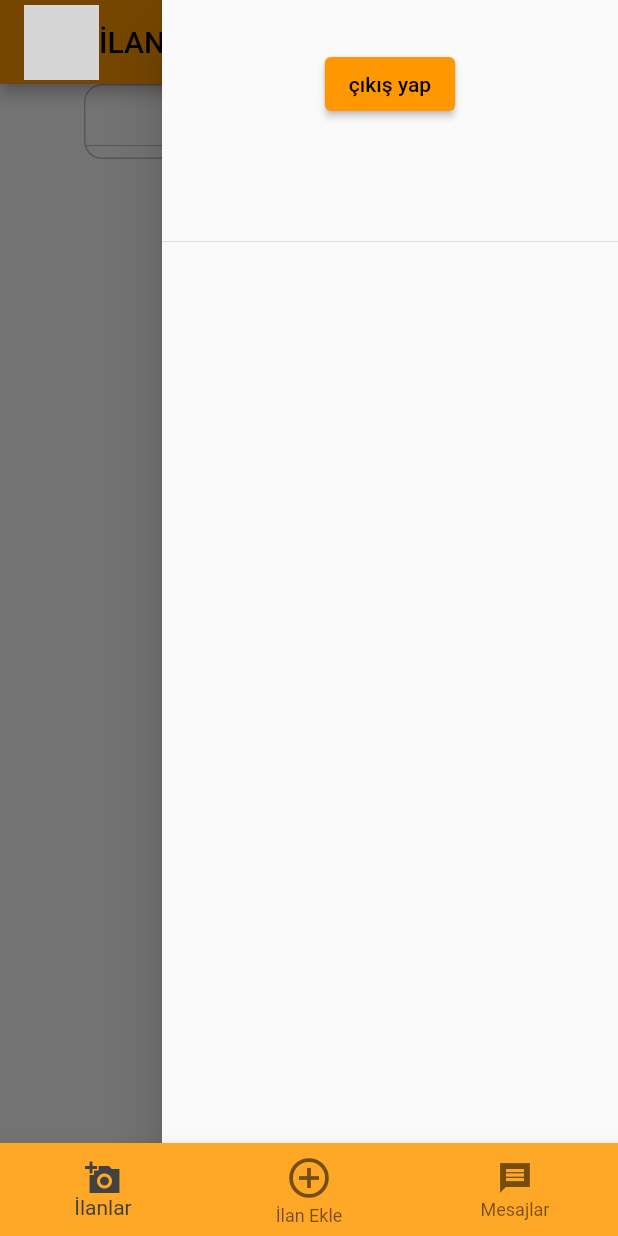
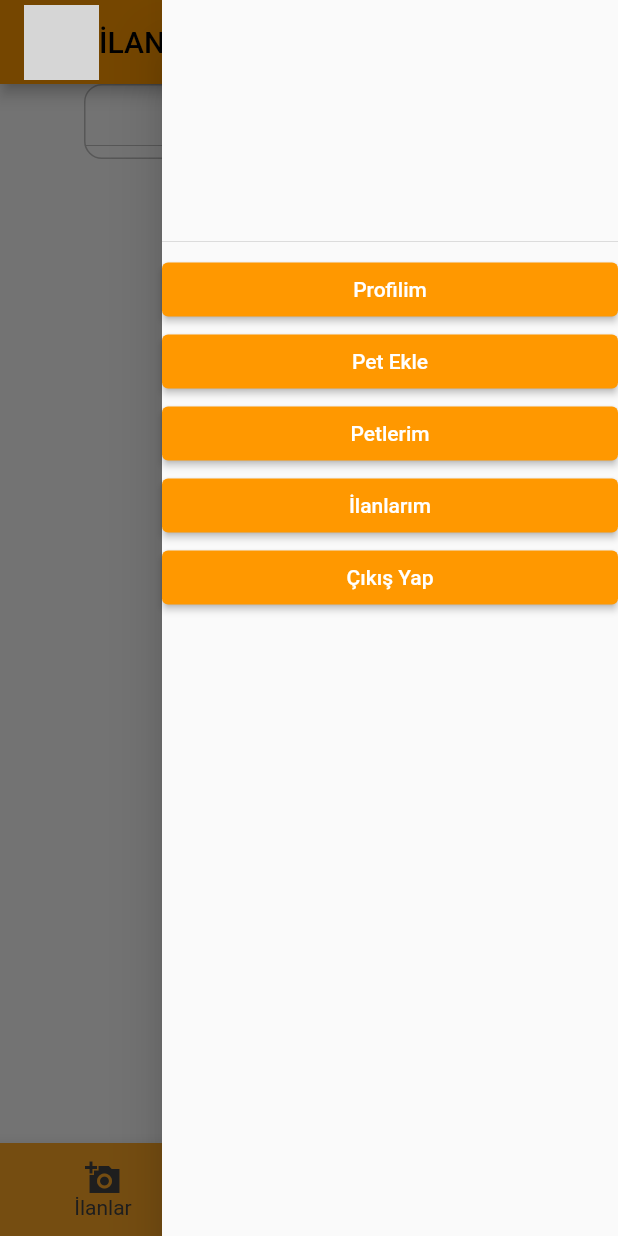
Before and after one commit to yunusturhan/PetBuddy, a Flutter app: the Anasayfa screen opened directly, item 2 of the bottom bar chosen, with the side drawer open, on a phone screen of 412 x 824 dp. Run offline on Flutter 3.47's test engine with Material 2 defaults, Android fonts, the phone set to English and light mode, and no system bars; our stand-ins replace cloud_firestore, email_validator, file_picker, firebase_auth, firebase_core, firebase_database and 4 more; missing offline and left inert: passwordfield; accounts and stored records are empty; grey boxes are pictures that could not be loaded.

Commit message:
Bitirme projesi

```diff
--- a/lib/model/petbilgi.dart
+++ b/lib/model/petbilgi.dart
@@ -2,14 +2,14 @@
 
 class PetBilgi {
   String id;
-  String kullanici_id;
+  String user_id;
   String ad;
   String resim;
   String turu;
   String cinsi;
   String cinsiyeti;
 
-  PetBilgi( {required this.id,required this.kullanici_id, required this.ad,required this.resim, required this.turu,required this.cinsi,required this.cinsiyeti});
+  PetBilgi( {required this.id,required this.user_id, required this.ad,required this.resim, required this.turu,required this.cinsi,required this.cinsiyeti});
 
 
 
@@ -17,7 +17,7 @@
   factory PetBilgi.fromSnapshot(DocumentSnapshot snapshot) {
     return PetBilgi(
       id: snapshot.id,
-      kullanici_id: snapshot["kullanici"],
+      user_id: snapshot["kullanici"],
       ad: snapshot["ad"],
       resim: snapshot["resim"],
       turu:snapshot["turu"],
--- a/lib/pages/anasayfa.dart
+++ b/lib/pages/anasayfa.dart
@@ -1,9 +1,18 @@
 
+import 'package:cloud_firestore/cloud_firestore.dart';
 import 'package:flutter/material.dart';
+import 'package:petbuddy/pages/giris_yap_sayfasi.dart';
 import 'package:petbuddy/pages/ilan_ekle.dart';
 import 'package:petbuddy/pages/ilanlar_sayfasi.dart';
+import 'package:petbuddy/pages/kullanici_ilanlari.dart';
+import 'package:petbuddy/pages/kullanici_petleri.dart';
+import 'package:petbuddy/pages/kullanici_profil_sayfasi.dart';
 import 'package:petbuddy/pages/mesajlar.dart';
 import 'package:petbuddy/pages/pet_ekle.dart';
+import 'package:petbuddy/service/auth_service.dart';
+import 'package:petbuddy/service/stroge_service.dart';
+import 'package:provider/src/provider.dart';
+import 'package:provider/provider.dart';
 class Anasayfa extends StatefulWidget {
   const Anasayfa({Key? key}) : super(key: key);
 
@@ -15,9 +24,123 @@
 
 class _AnasayfaState extends State<Anasayfa> {
 
+  final FirebaseFirestore _firestore = FirebaseFirestore.instance;
+  final StorageService storage = StorageService();
   @override
   Widget build(BuildContext context) {
+
+
+    CollectionReference KullaniciRef = _firestore.collection("Kullanici");
+
     return Scaffold(
+      endDrawer: Drawer(
+        child: ListView(
+          children: [
+            DrawerHeader(
+              child: Column(
+                children: [
+
+                  StreamBuilder<QuerySnapshot>(
+                      stream: KullaniciRef.where('user_id',isEqualTo:context.watch<AuthService>().user!.uid ).snapshots(),
+                      builder: (BuildContext context, AsyncSnapshot asyncSnapshot) {
+                        try {
+                          List<DocumentSnapshot> listedeDokumanSnapshot =asyncSnapshot.data.docs;
+
+
+                          return !asyncSnapshot.hasData ? CircleAvatar(backgroundImage: AssetImage("assets/images/petpati.png"),)
+                              : Flexible(
+                            child: ListView.builder(
+                                itemCount: listedeDokumanSnapshot.length,
+                                itemBuilder: (context, index) {
+
+                                  return Column(
+                                    children: [
+                                      CircleAvatar(radius: 60,backgroundImage: NetworkImage(listedeDokumanSnapshot[index].get('profil_resmi'),),),
+                                      Text('${listedeDokumanSnapshot[index].get('user_adi')}')
+                                    ],
+                                  );
+                                }),
+                          );
+                        } catch (e) {
+                          print("İnternetten veri gelene kadar beklenecek");
+                          return Center(child: LinearProgressIndicator());
+                        }
+                      }),
+                ],
+              ),
+            ),
+            ElevatedButton(
+              onPressed: () {
+                Navigator.of(context).push(MaterialPageRoute(builder: (context)=>ChangeNotifierProvider(
+                  create: (_)=>AuthService(),
+                  child: KullaniciProfili(),
+                )));
+              },
+              child: Text(
+                "Profilim",
+                style: TextStyle(
+                  color: Colors.white,
+                ),
+              ),
+            ),
+            ElevatedButton(
+              onPressed: () {
+                Navigator.of(context).push(MaterialPageRoute(
+                  builder: (context) => PetEkle(kullanici_id: context.watch<AuthService>().user!.uid),
+                ));
+              },
+              child: Text("Pet Ekle",
+                style: TextStyle(
+                  color: Colors.white,
+                ),),
+            ),
+            ElevatedButton(
+              onPressed: () {
+                Navigator.of(context).push(MaterialPageRoute(builder: (context)=>ChangeNotifierProvider(
+                  create: (_)=>AuthService(),
+                  child: Petlerim(),
+                )));
+
+              },
+              child: Text(
+                "Petlerim",
+                style: TextStyle(
+                  color: Colors.white,
+                ),
+              ),
+            ),ElevatedButton(
+              onPressed: () {
+                Navigator.of(context).push(MaterialPageRoute(builder: (context)=>ChangeNotifierProvider(
+                  create: (_)=>AuthService(),
+                  child: KullaniciIlanlar(),
+                )));
+              },
+              child: Text(
+                "İlanlarım",
+                style: TextStyle(
+                  color: Colors.white,
+                ),
+              ),
+            ),
+
+
+            ElevatedButton(
+              onPressed: () async {
+                await context.read<AuthService>().signOut();
+                Navigator.of(context).push(MaterialPageRoute(
+                  builder: (context) => ChangeNotifierProvider(
+                      create: (_) => AuthService(),
+                      child: GirisYapSayfasi()),
+                ));
+              },
+              child: Text("Çıkış Yap",
+                style: TextStyle(
+                  color: Colors.white,
+                ),),
+            ),
+          ],
+        ),
+      ),
       body: sayfaList[sayfaIndex],
       bottomNavigationBar: BottomNavigationBar(
         backgroundColor: Colors.orange.shade400,
--- a/lib/pages/ilan_ekle.dart
+++ b/lib/pages/ilan_ekle.dart
@@ -33,7 +33,7 @@
     CollectionReference ilanlarRef = _firestore.collection("ilanlar");
     CollectionReference PetlerRef = _firestore.collection("Petler");
     String? secilenPet="adf";
-    List<String>? petlerList=["1","2","3"];
+    List<String>? petlerList=["1","2","3","4","5","6",];
     return Scaffold(
       appBar: AppBar(
         title: Row(
@@ -68,7 +68,6 @@
       body: Center(
         child:Column(
           children: [
-
             Container(
               width: 300,
               decoration: BoxDecoration(borderRadius: BorderRadius.circular(12),border: Border.all(color: Colors.grey.shade400)),
@@ -78,8 +77,27 @@
                 icon: Icon(Icons.keyboard_arrow_down),
                 items:petlerList.map((String items) {
                   return DropdownMenuItem(
-                      value: items,
-                      child: Text(items)
+                      value: secilenPet,
+                      child: StreamBuilder<QuerySnapshot>(
+                        stream: PetlerRef.where('user_id',isEqualTo: '${context.watch<AuthService>().user!.uid}').snapshots(),
+                        builder:(BuildContext context, AsyncSnapshot asyncSnapshot){
+                          try {
+                            List<DocumentSnapshot> listedeDokumanSnapshot =asyncSnapshot.data.docs;
+                            return !asyncSnapshot.hasData ? Center(child: CircularProgressIndicator())
+                                : Flexible(
+                              child: ListView.builder(
+                                  itemCount: listedeDokumanSnapshot.length,
+                                  itemBuilder: (context, index) {
+                                    petlerList.add(listedeDokumanSnapshot[index].get('ad'));
+                                    return Text(listedeDokumanSnapshot[index].get('ad'));
+                                  }),
+                            );
+                          }catch(e){
+                            print("hata $e");
+                            return Center(child: LinearProgressIndicator(),);
+                          }
+                        } ,
+                      ),
                   );
                 }
                 ).toList(),
@@ -94,13 +112,10 @@
 
 
             StreamBuilder<QuerySnapshot>(
-              stream: PetlerRef.where('kullanici_id',isEqualTo: '${context.watch<AuthService>().user!.uid}').snapshots(),
+              stream: PetlerRef.where('user_id',isEqualTo: '${context.watch<AuthService>().user!.uid}').snapshots(),
               builder:(BuildContext context, AsyncSnapshot asyncSnapshot){
                 try {
                   List<DocumentSnapshot> listedeDokumanSnapshot =asyncSnapshot.data.docs;
-                  petlerList.add("value");
-
-
                   return !asyncSnapshot.hasData ? Center(child: CircularProgressIndicator())
                       : Flexible(
                     child: ListView.builder(
@@ -124,24 +139,6 @@
                                   "${listedeDokumanSnapshot[index].get('ad')}",
                                   style: TextStyle(fontSize: 18),
                                 ),
-
-                                Row(
-                                  children: [
-                                    Container(
-                                      height: 150,
-                                      width: 150,
-                                      decoration: BoxDecoration(
-                                          border: Border.all(width: 1),
-                                          borderRadius: BorderRadius.all(
-                                              Radius.circular(10)),
-                                          color: Colors.white),
-                                      margin: EdgeInsets.all(5),
-                                      child: Image.network('${listedeDokumanSnapshot[index].get("resim")}',width: 150,height: 150,),
-                                    ),
-
-                                  ],
-                                ),
-
                               ],
                             ),
                           );
--- a/lib/pages/karsilama_sayfasi.dart
+++ b/lib/pages/karsilama_sayfasi.dart
@@ -16,6 +16,8 @@
     return Scaffold(
       //appBar: AppBar(title: Column(children: [Text("Artık Sende PetBuddylisin")],mainAxisAlignment: MainAxisAlignment.center,),),
       body: Center(
+        child: Container(padding: EdgeInsets.all(5),
+          margin: EdgeInsets.all(5),
           child: Column(
             crossAxisAlignment: CrossAxisAlignment.center,
             children: [
@@ -23,7 +25,7 @@
               Row(mainAxisAlignment: MainAxisAlignment.center,children:[Text("Başlamadan önce bunları okumalısın ",style: TextStyle(fontSize: 18,fontWeight: FontWeight.bold),),Icon(Icons.sentiment_satisfied_outlined,size: 26,)], ),
               SizedBox(height: 50,),
               Row(mainAxisAlignment: MainAxisAlignment.center,children:[Text("Bu uygulama ;")], ),
-            Row(mainAxisAlignment: MainAxisAlignment.center,children:[Text("evcil hayvanları olan insanları bir araya getirmeyi amaçlayan")], ),
+              Row(mainAxisAlignment: MainAxisAlignment.center,children:[Text("Evcil hayvanları olan insanları bir araya getirmeyi amaçlayan")], ),
               Row(mainAxisAlignment: MainAxisAlignment.center,children:[Text("özünde bilgisayar mühendisliği bitirme projesidir.")], ),
               Row(mainAxisAlignment: MainAxisAlignment.center,children:[Text("Hiçbir ticari amaç beslenmemektedir.")], ),
               SizedBox(height: 20,),
@@ -34,6 +36,7 @@
 
 
             ],
+          ),
         ),
       ),floatingActionButton: FloatingActionButton.extended(
       label: Text("Kabul ediyorum"),onPressed: (){
--- a/lib/pages/kullanici_petleri.dart
+++ b/lib/pages/kullanici_petleri.dart
@@ -106,7 +106,7 @@
                                               Radius.circular(10)),
                                           color: Colors.white),
                                       margin: EdgeInsets.all(5),
-                                      child: Image.network('${listedeDokumanSnapshot[index].get("resim")}',width: 150,height: 150,),
+                                      child: Image.network('${listedeDokumanSnapshot[index].get("resim")}',fit: BoxFit.fill,),
                                     ),
                                     Column(mainAxisAlignment: MainAxisAlignment.start,
                                       crossAxisAlignment: CrossAxisAlignment.start,
--- a/lib/service/petekle_service.dart
+++ b/lib/service/petekle_service.dart
@@ -14,7 +14,7 @@
   String mediaUrl = '';
   var documentRef;
   //status eklemek için
-  Future<PetBilgi> petEkle(String ad,String cinsi,String turu,String cinsiyeti,String kullanici_id,XFile pickedFile) async {
+  Future<PetBilgi> petEkle(String ad,String cinsi,String turu,String cinsiyeti,String user_id,XFile pickedFile) async {
     var ref = _firestore.collection("Petler");
     if(pickedFile==null){
       mediaUrl="";
@@ -22,11 +22,11 @@
       mediaUrl=await _storageService.resimYukleme(File(pickedFile.path));
     }
 
-    documentRef= await ref.add({'ad': ad, 'resim': mediaUrl,'turu':turu,'cinsi':cinsi,'cinsiyeti':cinsiyeti,'kullanici_id':kullanici_id});
+    documentRef= await ref.add({'ad': ad, 'resim': mediaUrl,'turu':turu,'cinsi':cinsi,'cinsiyeti':cinsiyeti,'user_id':user_id});
 
 
 
-    return PetBilgi(id: documentRef.id, ad: ad,turu:turu,cinsi:cinsi,cinsiyeti:cinsiyeti,kullanici_id:kullanici_id,resim:mediaUrl);
+    return PetBilgi(id: documentRef.id, ad: ad,turu:turu,cinsi:cinsi,cinsiyeti:cinsiyeti,user_id:user_id,resim:mediaUrl);
   }
 
   //status göstermek için
```
Also changed, not shown: lib/pages/ilanlar_sayfasi.dart (+18 -1 lines), lib/pages/kullanici_profil_sayfasi.dart (added, +127 -0 lines). Lines whose indentation alone changed are shown as unchanged.
